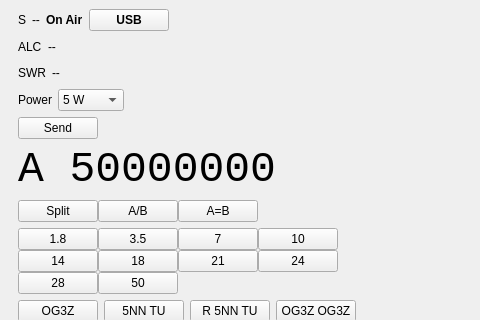
Qt form mainwindow.ui (eloranta/HamVibe) before a commit; both pictures show x 0 to 480 and y 0 to 320 of the 800 by 600 pixel window.
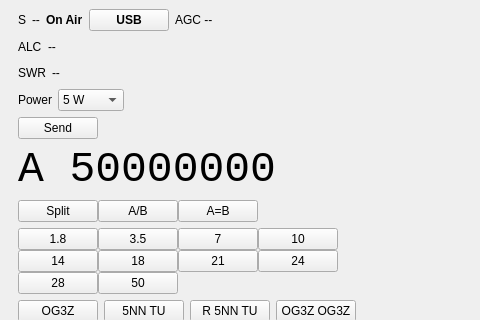
The same form after that commit. Custom widgets are drawn as their Qt base class.

The edit to the form file:
```diff
--- a/mainwindow.ui
+++ b/mainwindow.ui
@@ -66,6 +66,13 @@
             </property>
            </widget>
           </item>
+          <item>
+           <widget class="QLabel" name="agcLabel">
+            <property name="text">
+             <string>AGC --</string>
+            </property>
+           </widget>
+          </item>
           <item>
            <spacer name="meterTopSpacer">
              <property name="orientation">
```
